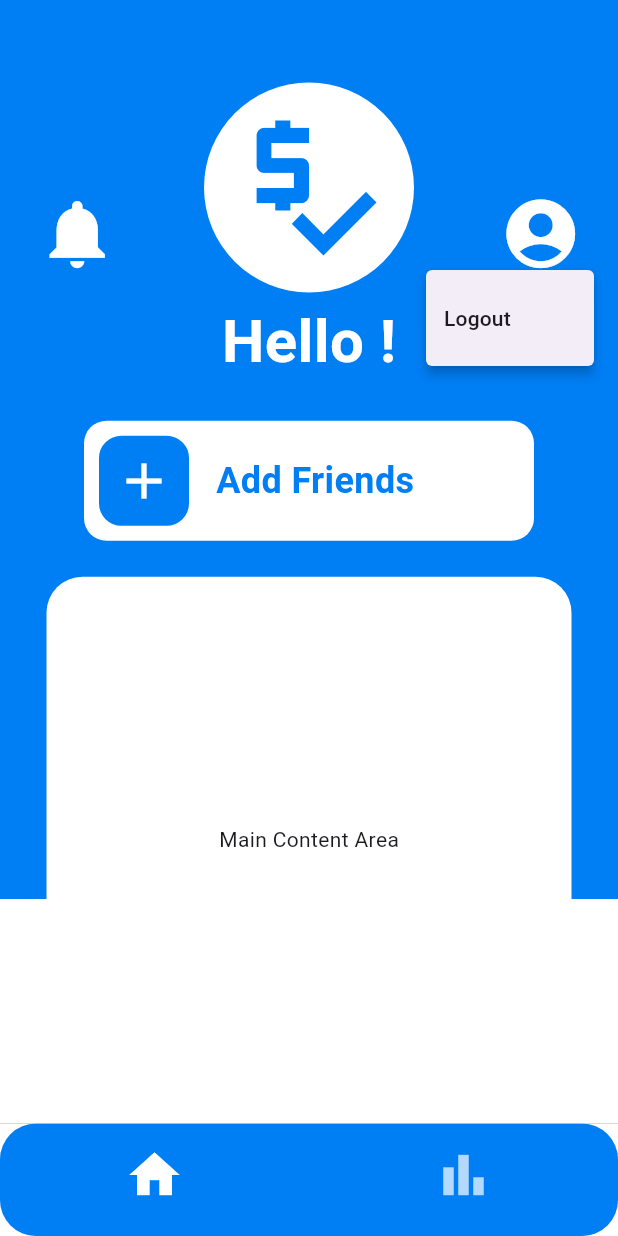
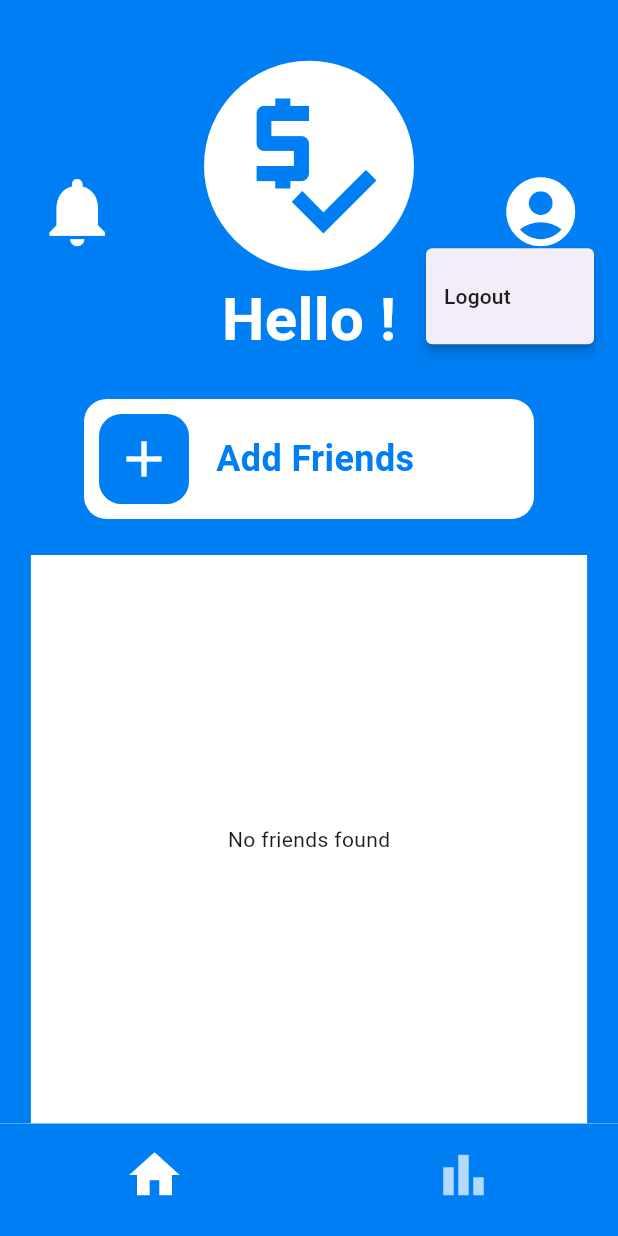
Before and after one commit to MakuIan/DebtMate, a Flutter app: the NavBarScaffold screen opened directly, after a tap on the "account circle" icon, on a phone screen of 412 x 824 dp. Run offline on Flutter 3.47's test engine with Material 3 defaults, Android fonts, the phone set to English and light mode, and no system bars; our stand-ins replace cloud_firestore, firebase_auth, firebase_core, go_router, google_sign_in, logger and 1 more; accounts and stored records are empty.

Commit message:
Friends now appear in a grid

```diff
--- /dev/null
+++ b/lib/models/add_friend_result.dart
@@ -0,0 +1,7 @@
+class AddFriendResult {
+  final bool success;
+  final String? message;
+
+  AddFriendResult.success([this.message]) : success = true;
+  AddFriendResult.failure(this.message) : success = false;
+}
--- /dev/null
+++ b/lib/models/friend.dart
@@ -0,0 +1,48 @@
+import 'package:cloud_firestore/cloud_firestore.dart';
+
+class Friend {
+  final String? uid;
+  final DateTime createdAt;
+  final String displayName;
+  final String? email;
+  final String? friendCode;
+  final bool isManual;
+
+  Friend({
+    this.uid,
+    required this.createdAt,
+    required this.displayName,
+    this.email,
+    this.friendCode,
+    this.isManual = false,
+  });
+
+  factory Friend.fromUserDoc(DocumentSnapshot<Map<String, dynamic>> doc) {
+    final data = doc.data()!;
+    return Friend(
+      uid: doc.id,
+      displayName:
+          data['displayName'] as String? ?? 'Unknown', // fallback if null
+      email: data['email'] as String? ?? '',
+      createdAt: data['createdAt'] != null
+          ? (data['createdAt'] as Timestamp).toDate()
+          : DateTime.now(), // fallback if null
+      friendCode: data['friendCode'] as String? ?? '',
+      isManual: false,
+    );
+  }
+
+  factory Friend.fromManualFriendDoc(
+    DocumentSnapshot<Map<String, dynamic>> doc,
+  ) {
+    final data = doc.data()!;
+    return Friend(
+      uid: doc.id,
+      displayName: data['displayName'] as String? ?? 'Unknown',
+      createdAt: data['createdAt'] != null
+          ? (data['createdAt'] as Timestamp).toDate()
+          : DateTime.now(),
+      isManual: true,
+    );
+  }
+}
--- a/lib/services/friendship_service.dart
+++ b/lib/services/friendship_service.dart
@@ -1,16 +1,9 @@
 import 'package:logger/logger.dart';
 import 'package:cloud_firestore/cloud_firestore.dart';
+import '../models/add_friend_result.dart';
 
 final _firestore = FirebaseFirestore.instance;
 var logger = Logger();
-
-class AddFriendResult {
-  final bool success;
-  final String? message;
-
-  AddFriendResult.success([this.message]) : success = true;
-  AddFriendResult.failure(this.message) : success = false;
-}
 
 class FriendshipService {
   Future<AddFriendResult> addFriendViaFriendCode(
--- a/lib/services/user_service.dart
+++ b/lib/services/user_service.dart
@@ -1,6 +1,8 @@
 import 'package:cloud_firestore/cloud_firestore.dart';
 import 'package:logger/logger.dart';
 import 'friend_code_service.dart';
+import '../models/friend.dart';
+import 'package:rxdart/rxdart.dart';
 
 final _firestore = FirebaseFirestore.instance;
 var logger = Logger();
@@ -40,4 +42,47 @@ class UserService {
   Future<DocumentSnapshot> getUserDoc(String uid) async {
     return _firestore.collection('users').doc(uid).get();
   }
+
+  Stream<List<Friend>> getFriendsStream(String uid) {
+    final userDoc = _firestore.collection('users').doc(uid);
+
+    // Stream of normal friends UIDs
+    final Stream<QuerySnapshot<Map<String, dynamic>>> friendsStream = userDoc
+        .collection('friends')
+        .snapshots();
+
+    // Stream of manual friends
+    final Stream<QuerySnapshot<Map<String, dynamic>>> manualFriendsStream =
+        userDoc.collection('manualFriends').snapshots();
+
+    // Combine both streams
+    return Rx.combineLatest2(friendsStream, manualFriendsStream, (
+      QuerySnapshot<Map<String, dynamic>> qsFriends,
+      QuerySnapshot<Map<String, dynamic>> qsManualFriends,
+    ) async {
+      List<Friend> friendsList = [];
+
+      // Normal friends: fetch each user's document
+      final normalFriendsFutures = qsFriends.docs.map((doc) async {
+        final friendDoc = await _firestore
+            .collection('users')
+            .doc(doc.id)
+            .get();
+        return Friend.fromUserDoc(friendDoc);
+      }).toList();
+
+      final normalFriends = await Future.wait(normalFriendsFutures);
+      friendsList.addAll(normalFriends);
+
+      // Manual friends
+      final manualFriends = qsManualFriends.docs
+          .map((doc) => Friend.fromManualFriendDoc(doc))
+          .toList();
+      friendsList.addAll(manualFriends);
+
+      return friendsList;
+    }).asyncMap(
+      (futureList) => futureList,
+    ); // convert Future<List> -> Stream<List>
+  }
 }
--- a/lib/ui/home/home_page.dart
+++ b/lib/ui/home/home_page.dart
@@ -17,35 +17,20 @@ class HomePage extends StatelessWidget {
     return NavBarScaffold(
       backgroundColor: const Color.fromARGB(255, 0, 126, 244),
       child: SafeArea(
-        child: Container(
-          decoration: BoxDecoration(
-            gradient: LinearGradient(
-              colors: [
-                Color.fromARGB(255, 0, 126, 244),
-                Color.fromARGB(255, 0, 126, 244),
-                Colors.white,
-                Colors.white,
+        child: FutureBuilder<DocumentSnapshot>(
+          future: UserService().getUserDoc(_auth.currentUser!.uid),
+          builder: (context, snapshot) {
+            if (!snapshot.hasData) return CircularProgressIndicator();
+            return Column(
+              mainAxisAlignment: MainAxisAlignment.center,
+              children: [
+                const SizedBox(height: 16),
+                HomePageHeader(userDoc: snapshot.data!),
+                const AddFriendsBox(),
+                FriendList(),
               ],
-              begin: Alignment.topCenter,
-              end: Alignment.bottomCenter,
-              stops: [0.0, 0.8, 0.8, 1.0],
-            ),
-          ),
-          child: Column(
-            mainAxisAlignment: MainAxisAlignment.center,
-            children: [
-              const SizedBox(height: 16),
-              FutureBuilder<DocumentSnapshot>(
-                future: UserService().getUserDoc(_auth.currentUser!.uid),
-                builder: (context, snapshot) {
-                  if (!snapshot.hasData) return CircularProgressIndicator();
-                  return HomePageHeader(userDoc: snapshot.data!);
-                },
-              ),
-              const AddFriendsBox(),
-              FriendList(),
-            ],
-          ),
+            );
+          },
         ),
       ),
     );
--- a/lib/ui/home/widgets/friend_list.dart
+++ b/lib/ui/home/widgets/friend_list.dart
@@ -1,4 +1,9 @@
+import 'package:debtmate/models/friend.dart';
 import 'package:flutter/material.dart';
+import 'package:debtmate/services/user_service.dart';
+import 'package:firebase_auth/firebase_auth.dart';
+
+final FirebaseAuth _auth = FirebaseAuth.instance;
 
 class FriendList extends StatefulWidget {
   const FriendList({super.key});
@@ -10,20 +15,64 @@ class FriendList extends StatefulWidget {
 class _FriendListState extends State<FriendList> {
   @override
   Widget build(BuildContext context) {
-    return Container(
-      height: 350,
-      width: 350,
-      margin: const EdgeInsets.only(top: 24),
-      decoration: const BoxDecoration(
-        color: Colors.white,
-        borderRadius: BorderRadius.only(
-          topLeft: Radius.circular(24),
-          topRight: Radius.circular(24),
-          bottomLeft: Radius.circular(24),
-          bottomRight: Radius.circular(24),
+    return Expanded(
+      child: Container(
+        width: MediaQuery.of(context).size.width * 0.9,
+        margin: const EdgeInsets.only(top: 24),
+        decoration: const BoxDecoration(color: Colors.white),
+        child: StreamBuilder<List<Friend>>(
+          stream: UserService().getFriendsStream(
+            _auth.currentUser!.uid,
+          ), // Your stream
+          builder: (context, snapshot) {
+            if (snapshot.connectionState == ConnectionState.waiting) {
+              return const Center(child: CircularProgressIndicator());
+            }
+
+            if (snapshot.hasError) {
+              return Center(child: Text('Error: ${snapshot.error}'));
+            }
+
+            if (!snapshot.hasData || snapshot.data!.isEmpty) {
+              return const Center(child: Text('No friends found'));
+            }
+
+            // Use the data from the snapshot
+            List<Friend> friendsList = snapshot.data!;
+
+            return GridView.builder(
+              gridDelegate: const SliverGridDelegateWithFixedCrossAxisCount(
+                crossAxisCount: 4,
+                crossAxisSpacing: 8,
+                mainAxisSpacing: 8,
+                childAspectRatio: 1,
+              ),
+              itemCount: friendsList.length, // <-- set itemCount
+              itemBuilder: (context, index) {
+                final friend = friendsList[index];
+
+                //TODO Friend Widget
+                return Column(
+                  mainAxisAlignment: MainAxisAlignment.center,
+                  children: [
+                    Icon(
+                      Icons.account_circle,
+                      size: 48,
+                      color: friend.isManual ? Colors.blue : Colors.green,
+                    ),
+                    const SizedBox(height: 4),
+                    Text(
+                      friend.displayName,
+                      style: const TextStyle(fontSize: 12),
+                      overflow: TextOverflow.ellipsis,
+                    ),
+                  ],
+                );
+              },
+            );
+          },
         ),
       ),
-      child: const Center(child: Text('Main Content Area')),
     );
   }
 }
--- a/lib/ui/nav/nav_bar.dart
+++ b/lib/ui/nav/nav_bar.dart
@@ -39,7 +39,6 @@ class NavBarScaffold extends StatelessWidget {
       bottomNavigationBar: Container(
         color: Colors.white, // Optional background wrapper
         child: ClipRRect(
-          borderRadius: BorderRadius.circular(24),
           child: BottomNavigationBar(
             type: BottomNavigationBarType.fixed,
             backgroundColor: backgroundColor,
--- a/pubspec.yaml
+++ b/pubspec.yaml
@@ -42,6 +42,7 @@ dependencies:
   google_sign_in_ios: ^6.1.0
   cloud_firestore: ^6.0.1
   logger: ^2.6.1
+  rxdart: ^0.28.0
 
 dev_dependencies:
   flutter_test:
```
Also changed, not shown: pubspec.lock.
